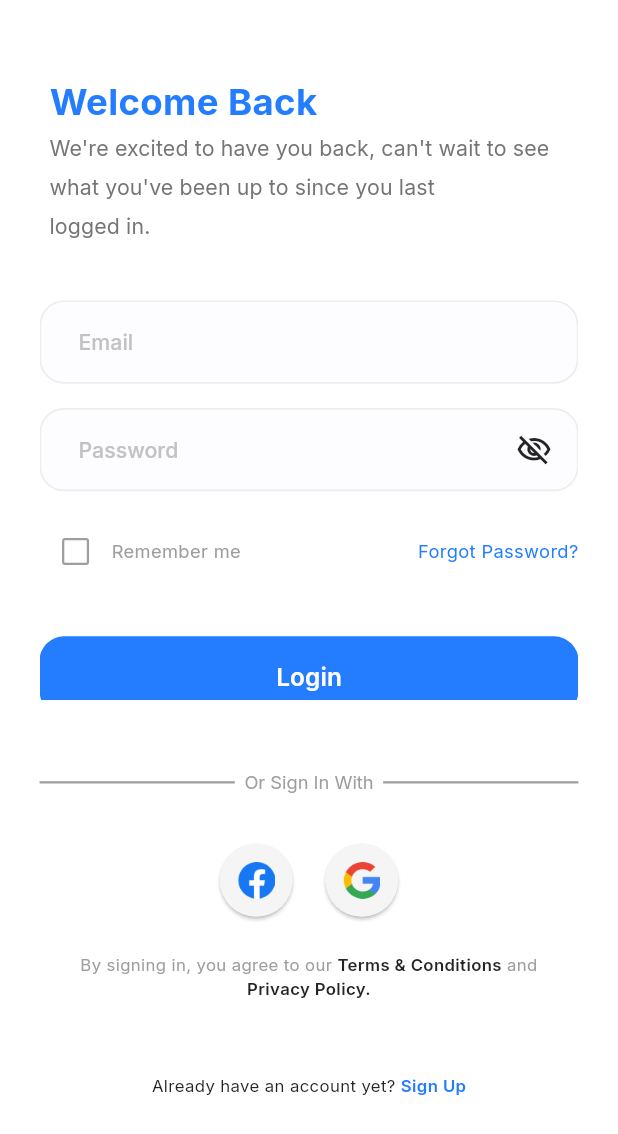
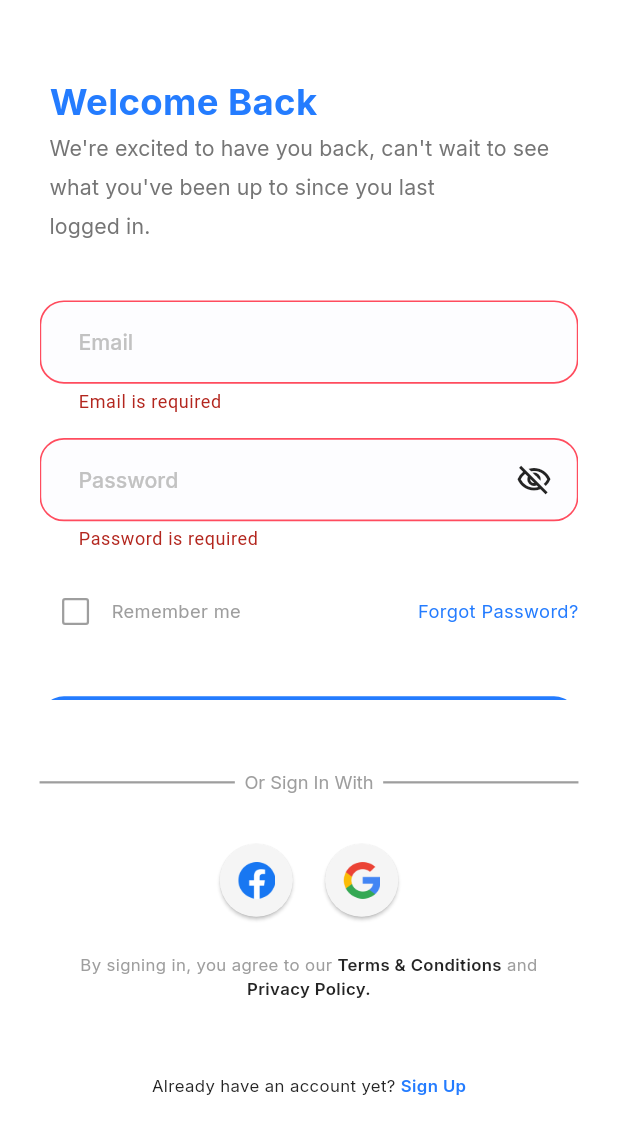
Before and after one commit to elsaramji/doctors_doc, a Flutter app: the AuthView screen opened by its route, after a tap on "Login", on a phone screen of 412 x 824 dp. Shown: the top 1134 px of the screen. Run offline on Flutter 3.47's test engine with Material 3 defaults, Android fonts, the phone set to English and light mode, and no system bars; our stand-ins replace bloc, dartz, dio, flutter_bloc, flutter_screenutil, flutter_svg and 3 more.

Commit message:
- some bug fixed - add dio error handler - add const api values -add d_injection -split form model and enitties -refactor register imp - add login imp - add cubit to register and login - unit and integation tast pass ✅

```diff
--- a/lib/config/routes/go_routs.dart
+++ b/lib/config/routes/go_routs.dart
@@ -3,6 +3,7 @@
 import 'package:doctors_doc/config/routes/constant_routs.dart';
 import 'package:doctors_doc/futures/auth/presentation/views/auth_view.dart';
 import 'package:doctors_doc/futures/bording/presentation/views/bording_view.dart';
+import 'package:doctors_doc/futures/home/presentation/views/home_view.dart';
 import 'package:flutter/material.dart';
 import 'package:go_router/go_router.dart';
 
@@ -18,6 +19,10 @@ final GoRouter router = GoRouter(
     GoRoute(
       path: ConstantRouts.auth,
       pageBuilder: (context, state) => _easyTransition(AuthView()),
+    ),
+    GoRoute(
+      path: ConstantRouts.home,
+      pageBuilder: (context, state) => _easyTransition(const HomeView()),
     ),
   ],
 );
--- a/lib/futures/auth/data/model/register_user_form_model.dart
+++ b/lib/futures/auth/data/model/register_user_form_model.dart
@@ -1,13 +1,16 @@
-import 'package:doctors_doc/futures/auth/domain/enitties/register_user_form_enitty.dart';
 
-class RegisterUserFormModel implements RegisterUserFormEnitty {
+import 'package:doctors_doc/futures/auth/domain/enitties/regestir_user_enitty.dart';
+
+class RegisterUserFormModel implements RegisterUserEntity {
   String email;
   String password;
+  String confirmPassword;
   String name;
   String phone;
   RegisterUserFormModel({
     required this.email,
     required this.password,
+    required this.confirmPassword,
     required this.name,
     required this.phone,
   });
--- a/lib/futures/auth/data/repos/imp_api_login.dart
+++ b/lib/futures/auth/data/repos/imp_api_login.dart
@@ -11,8 +11,9 @@ import 'package:doctors_doc/futures/auth/domain/repos/api_login.dart';
 class ImpApiLogin implements ApiLogin {
   @override
   Future<Either<ErrorModel, ResponsEnitty>> login(
+
+    DioFactory dioFactory,
     LoginUserFormEnitty userForm,
-    DioFactory dioFactory,
   ) async {
     final response = await dioFactory.post(
       endpiont: ConstApiValues.loginEndpoint,
--- /dev/null
+++ b/lib/futures/auth/domain/enitties/auth_respons_enitty.dart
@@ -0,0 +1,13 @@
+abstract class AuthResponseEntity {
+ final String message;
+ final Map<String, dynamic> data;
+ final int statusCode;
+ final bool status;
+ AuthResponseEntity({
+    required this.message,
+    required this.data,
+    required this.statusCode,
+    required this.status,
+  });
+
+  }
--- /dev/null
+++ b/lib/futures/auth/domain/enitties/regestir_user_enitty.dart
@@ -0,0 +1,16 @@
+abstract class RegisterUserEntity {
+  final String email;
+  final String password;
+  final String confirmPassword;
+  final String phone;
+  final String name;
+
+  RegisterUserEntity({
+    required this.confirmPassword,
+    required this.phone,
+    required this.email,
+    required this.password,
+    required this.name,
+  });
+  toJson();
+}
--- a/lib/futures/auth/domain/repos/api_regsiter.dart
+++ b/lib/futures/auth/domain/repos/api_regsiter.dart
@@ -1,12 +1,12 @@
 import 'package:dartz/dartz.dart';
 import 'package:doctors_doc/core/apis/dio_factory.dart';
 import 'package:doctors_doc/core/errors/error_model.dart';
+import 'package:doctors_doc/futures/auth/domain/enitties/regestir_user_enitty.dart';
 import 'package:doctors_doc/futures/auth/domain/enitties/respons_enitty.dart';
-import 'package:doctors_doc/futures/auth/domain/enitties/user_form_enitty.dart';
 
 abstract class ApiRegsiter {
   Future<Either<ResponsEnitty, ErrorModel>> sginup(
     DioFactory diofactory,
-    UserFormEnitty userForm,
+    RegisterUserEntity userForm,
   );
 }
--- a/lib/futures/auth/presentation/auth_cubit/login_cubit/signin_cubit.dart
+++ b/lib/futures/auth/presentation/auth_cubit/login_cubit/signin_cubit.dart
@@ -15,8 +15,8 @@ class SigninCubit extends Cubit<SigninState> {
   login({required String email, required String password}) async {
     emit(SigninLoading());
     final response = await ImpApiLogin().login(
+      getIt<DioFactory>(),
       LoginUserFormModel(email: email, password: password),
-      getIt<DioFactory>(),
     );
     response.fold((l) => emit(SigninError(l)), (r) => emit(SigninSuccess(r)));
   }
--- a/lib/futures/auth/presentation/auth_cubit/register_cubit/signup_cubit.dart
+++ b/lib/futures/auth/presentation/auth_cubit/register_cubit/signup_cubit.dart
@@ -25,6 +25,7 @@ class SignupCubit extends Cubit<SignupState> {
         password: password,
         name: name,
         phone: phone,
+        confirmPassword: password,
       ),
     );
     response.fold((l) => emit(SignupSuccess(l)), (r) => emit(SignupError(r)));
--- a/lib/futures/auth/presentation/widgets/auth_view_builder.dart
+++ b/lib/futures/auth/presentation/widgets/auth_view_builder.dart
@@ -18,7 +18,7 @@ class AuthViewBuilder extends StatelessWidget {
         physics: const NeverScrollableScrollPhysics(),
         children: [
           // Login by email view
-          const LoginByEmailView(),
+          LoginByEmailView(),
 
           // Add other login methods here if needed
           CreateAccountbyEmailView(),
--- a/lib/futures/auth/presentation/widgets/craate_account_view.dart
+++ b/lib/futures/auth/presentation/widgets/craate_account_view.dart
@@ -2,10 +2,13 @@ import 'dart:developer';
 
 import 'package:dio/dio.dart';
 import 'package:doctors_doc/core/context/dimentions.dart';
+import 'package:doctors_doc/futures/auth/presentation/auth_cubit/register_cubit/signup_cubit.dart';
+import 'package:doctors_doc/futures/auth/presentation/functions/auth_bloc_listener.dart';
 import 'package:doctors_doc/futures/auth/presentation/widgets/create_account_form.dart';
 import 'package:doctors_doc/futures/auth/presentation/widgets/signup_header.dart';
 import 'package:doctors_doc/shared/presentation/widgets/custom_primary_button.dart';
 import 'package:flutter/material.dart';
+import 'package:flutter_bloc/flutter_bloc.dart';
 
 class CreateAccountbyEmailView extends StatelessWidget {
   final TextEditingController emailController = TextEditingController();
@@ -26,7 +29,16 @@ class CreateAccountbyEmailView extends StatelessWidget {
 
   @override
   Widget build(BuildContext context) {
-    return SingleChildScrollView(
+    return BlocProvider(
+      create: (context) => SignupCubit(),
+      child: Builder(
+        builder: (context) {
+          return BlocListener<SignupCubit, SignupState>(
+            listener: (context, state) {
+              log(state.toString());
+              signupBlocListener(state, context);
+            },
+            child: SingleChildScrollView(
               child: Column(
                 children: [
                   // Vertical space at the top
@@ -47,6 +59,12 @@ class CreateAccountbyEmailView extends StatelessWidget {
                     text: "Sign Up",
                     onPressed: () {
                       if (formKey.currentState?.validate() ?? false) {
+                        context.read<SignupCubit>().signupUser(
+                          email: emailController.text,
+                          password: passwordController.text,
+                          name: emailController.text.split('@')[0],
+                          phone: phoneController.text,
+                        );
                       } else {
                         log("Form validation failed");
                       }
@@ -54,6 +72,10 @@ class CreateAccountbyEmailView extends StatelessWidget {
                   ),
                 ],
               ),
+            ),
+          );
+        },
+      ),
     );
   }
 }
--- a/lib/futures/auth/presentation/widgets/login_form.dart
+++ b/lib/futures/auth/presentation/widgets/login_form.dart
@@ -1,5 +1,6 @@
 import 'package:doctors_doc/config/themes/colors.dart';
 import 'package:doctors_doc/core/context/dimentions.dart';
+import 'package:doctors_doc/futures/auth/presentation/functions/validator.dart';
 import 'package:doctors_doc/shared/presentation/widgets/custom_form_feild.dart';
 import 'package:flutter/material.dart';
 import 'package:flutter_screenutil/flutter_screenutil.dart';
@@ -8,7 +9,15 @@ import 'package:flutter_screenutil/flutter_screenutil.dart';
 /// It also includes a visibility toggle for the password field.
 /// /// The widget uses a custom form field widget for input fields and handles the visibility of the password field.
 class LoginForm extends StatefulWidget {
-  const LoginForm({super.key});
+  final TextEditingController emailController;
+  final TextEditingController passwordController;
+  final GlobalKey<FormState> formKey;
+  const LoginForm({
+    super.key,
+    required this.emailController,
+    required this.passwordController,
+    required this.formKey,
+  });
 
   @override
   State<LoginForm> createState() => _LoginFormState();
@@ -18,24 +27,28 @@ class _LoginFormState extends State<LoginForm> {
   bool isObscure = true;
   @override
   Widget build(BuildContext context) {
-    return Column(
+    return Form(
+      key: widget.formKey,
+      child: Column(
         crossAxisAlignment: CrossAxisAlignment.stretch,
         children: [
           CustomFormFeild(
+            controller: widget.emailController,
             textInputAction: TextInputAction.done,
             textInputType: TextInputType.emailAddress,
             validator: (value) {
-            return null;
+              return emailValidator(value);
             },
             hintText: "Email",
             obscureText: false,
           ),
           context.verticalSpace(16),
           CustomFormFeild(
+            controller: widget.passwordController,
             textInputAction: TextInputAction.done,
             textInputType: TextInputType.visiblePassword,
             validator: (value) {
-            return null;
+              return passwordValidator(value);
             },
             hintText: "Password",
             obscureText: isObscure,
@@ -57,6 +70,7 @@ class _LoginFormState extends State<LoginForm> {
             ),
           ),
         ],
+      ),
     );
   }
 }
--- a/lib/futures/auth/presentation/widgets/login_view.dart
+++ b/lib/futures/auth/presentation/widgets/login_view.dart
@@ -1,17 +1,31 @@
-
 import 'package:doctors_doc/core/context/dimentions.dart';
+import 'package:doctors_doc/futures/auth/presentation/auth_cubit/login_cubit/signin_cubit.dart';
+import 'package:doctors_doc/futures/auth/presentation/functions/auth_bloc_listener.dart';
 import 'package:doctors_doc/futures/auth/presentation/widgets/login_form.dart';
 import 'package:doctors_doc/futures/auth/presentation/widgets/login_functions.dart';
 import 'package:doctors_doc/futures/auth/presentation/widgets/login_header.dart';
 import 'package:doctors_doc/shared/presentation/widgets/custom_primary_button.dart';
 import 'package:flutter/material.dart';
+import 'package:flutter_bloc/flutter_bloc.dart';
 
 class LoginByEmailView extends StatelessWidget {
-  const LoginByEmailView({super.key});
+  final TextEditingController emailController = TextEditingController();
+  final TextEditingController passwordController = TextEditingController();
+  final GlobalKey<FormState> formKey = GlobalKey<FormState>();
+  LoginByEmailView({super.key});
 
   @override
   Widget build(BuildContext context) {
-    return SingleChildScrollView(
+    return BlocProvider(
+      create: (context) => SigninCubit(),
+      child: Builder(
+        builder: (context) {
+          return BlocListener<SigninCubit, SigninState>(
+            listener: (context, state) {
+              // TODO: implement listener
+              signinBlocListener(state, context);
+            },
+            child: SingleChildScrollView(
               child: Column(
                 children: [
                   // Vertical space at the top
@@ -21,7 +35,11 @@ class LoginByEmailView extends StatelessWidget {
                   // Vertical space after the header
                   context.verticalSpace(36),
                   // Login form widget
-          LoginForm(),
+                  LoginForm(
+                    emailController: emailController,
+                    passwordController: passwordController,
+                    formKey: formKey,
+                  ),
                   // Vertical space after the form
                   context.verticalSpace(16),
                   // Login functions widget (e.g., forgot password, remember me)
@@ -30,9 +48,23 @@ class LoginByEmailView extends StatelessWidget {
                   context.verticalSpace(32),
                   // Primary button for login
                   // This button will trigger the login action
-          PrimaryButton(onPressed: () {}, text: 'Login'),
+                  PrimaryButton(
+                    onPressed: () {
+                      if (formKey.currentState!.validate()) {
+                        context.read<SigninCubit>().login(
+                          email: emailController.text,
+                          password: passwordController.text,
+                        );
+                      }
+                    },
+                    text: 'Login',
+                  ),
                   // Vertical space after the primary button
                 ],
+              ),
+            ),
+          );
+        },
       ),
     );
   }
--- a/lib/main.dart
+++ b/lib/main.dart
@@ -1,8 +1,11 @@
+import 'package:doctors_doc/core/di/get_it_injection.dart';
 import 'package:doctors_doc/shared/views/doc_matrial.dart';
 import 'package:flutter/material.dart';
 import 'package:flutter_screenutil/flutter_screenutil.dart';
 
 void main() async {
+  WidgetsFlutterBinding.ensureInitialized();
+  setupGetIt();
   await ScreenUtil.ensureScreenSize();
   runApp(DocApp());
 }
--- a/pubspec.yaml
+++ b/pubspec.yaml
@@ -27,6 +27,7 @@ dependencies:
   flutter_native_splash: ^2.4.6
   flutter_screenutil: ^5.9.3
   flutter_svg: ^2.1.0
+  get_it: ^8.0.3
   go_router: ^15.1.2
   google_fonts: ^6.2.1
   http: ^1.4.0
```
Also changed, not shown: lib/futures/auth/data/model/user_form_model.dart (deleted, +0 -23 lines), lib/futures/auth/data/repos/imp_api_regsiter.dart (+3 -10 lines), lib/futures/auth/domain/enitties/register_user_form_enitty.dart (deleted, +0 -15 lines), lib/futures/auth/domain/enitties/user_form_enitty.dart (deleted, +0 -15 lines), lib/futures/auth/domain/repos/api_login.dart (+12 -0 lines), lib/futures/auth/presentation/widgets/create_account_form.dart (+4 -25 lines), pubspec.lock. Lines whose indentation alone changed are shown as unchanged.
